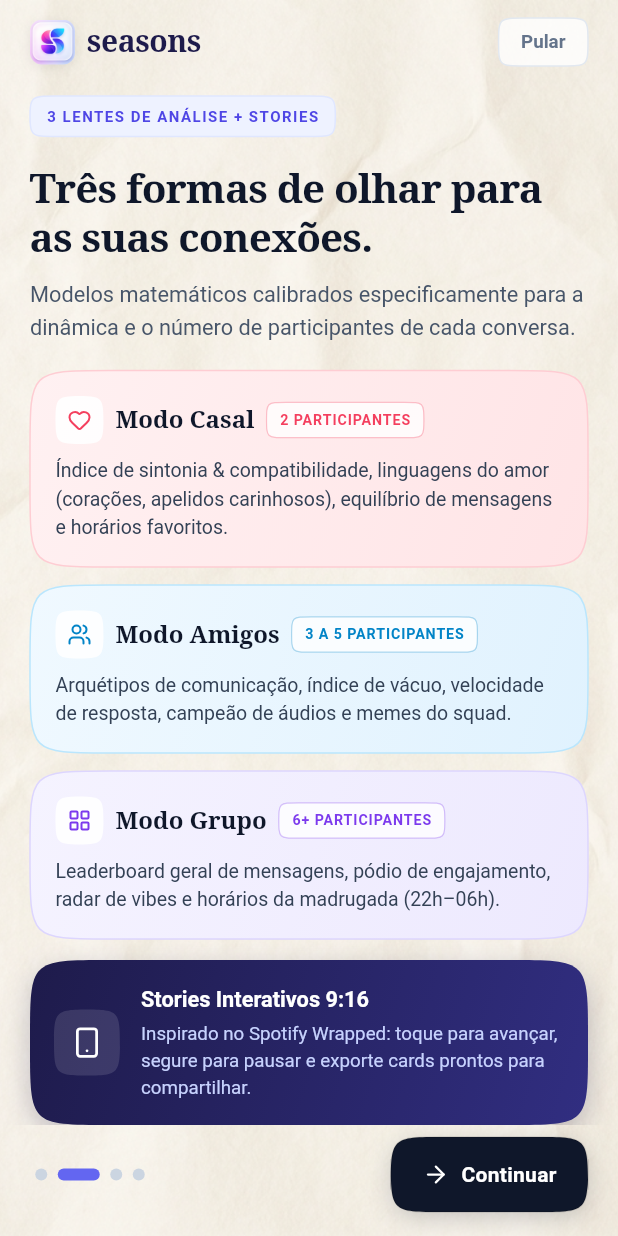
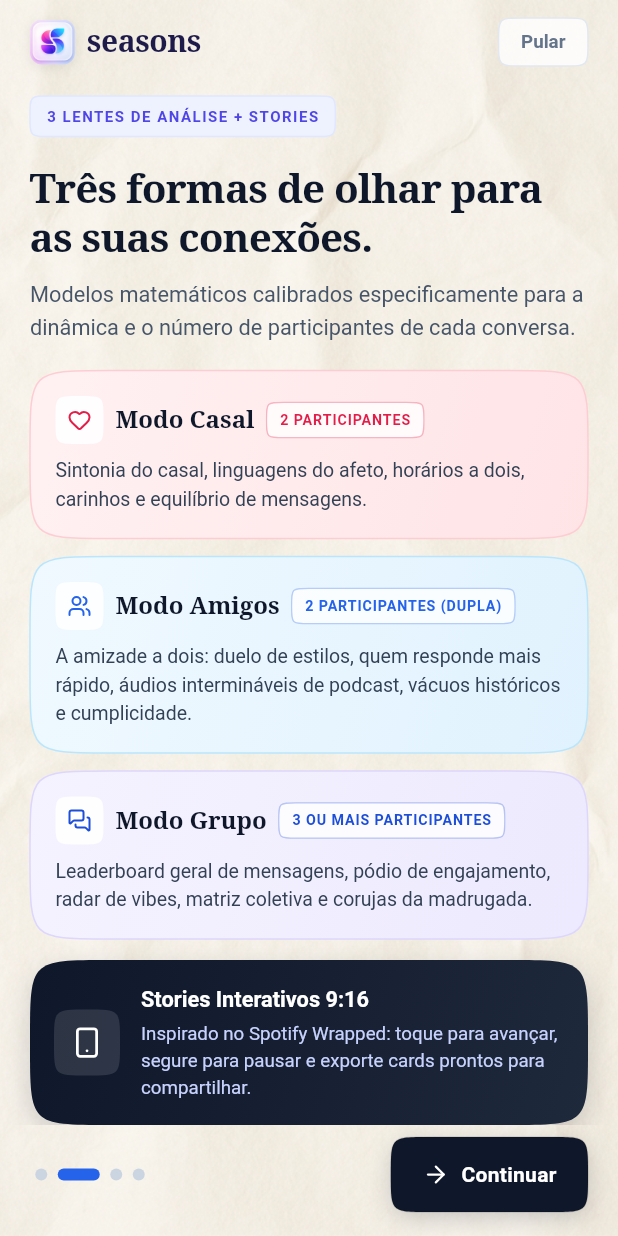
Before and after one commit to RiosWesley/Seasons, a Flutter app: the screen it shows after launch, swiped to page 2, on a phone screen of 412 x 824 dp. Run offline on Flutter 3.47's test engine with Material 3 defaults, Android fonts, the phone set to English and light mode, and no system bars; our stand-ins replace file_picker, flutter_animate, lucide_icons_flutter, share_plus, shared_preferences; missing offline and left inert: receive_sharing_intent.

Commit message:
fix(ui): eliminate tie-fighter vertical spikes in squircle borders and badges, and overhaul onboarding copy and palettes

```diff
--- a/lib/screens/dashboard_screen.dart
+++ b/lib/screens/dashboard_screen.dart
@@ -272,7 +272,10 @@ class DashboardScreen extends StatelessWidget {
                           MetricBadge(
                             label: modeName,
                             icon: modeIcon,
-                            isAccent: true,
+                            backgroundColor: isDark ? SwissColors.darkSurfaceSubdued : modeCardBg,
+                            borderColor: isDark ? SwissColors.darkBorder : modeBorder,
+                            textColor: modeAccent,
+                            iconColor: modeAccent,
                           ),
                           Text(
                             dateRange,
--- a/lib/screens/onboarding_screen.dart
+++ b/lib/screens/onboarding_screen.dart
@@ -438,7 +438,7 @@ class _OnboardingScreenState extends State<OnboardingScreen> {
                               padding: const EdgeInsets.symmetric(horizontal: 12, vertical: 8),
                               decoration: ShapeDecoration(
                                 gradient: const LinearGradient(
-                                  colors: [Color(0xFF6366F1), Color(0xFF4F46E5)],
+                                  colors: [Color(0xFF2563EB), Color(0xFF1D4ED8)],
                                 ),
                                 shape: SquircleBorder.radius(12),
                               ),
@@ -510,8 +510,8 @@ class _OnboardingScreenState extends State<OnboardingScreen> {
                 ),
                 _buildValuePropRow(
                   icon: LucideIcons.sparkles,
-                  iconColor: SwissColors.irisPrimary,
-                  bgColor: const Color(0xFFEEF2FF),
+                  iconColor: const Color(0xFF2563EB),
+                  bgColor: const Color(0xFFEFF6FF),
                   title: 'Análise Instantânea',
                   subtitle: 'Cálculos estatísticos processados em milissegundos localmente.',
                 ),
@@ -651,11 +651,11 @@ class _OnboardingScreenState extends State<OnboardingScreen> {
             title: 'Modo Casal',
             badgeText: '2 PARTICIPANTES',
             icon: LucideIcons.heart,
-            accentColor: const Color(0xFFF43F5E),
+            accentColor: const Color(0xFFE11D48),
             bgColors: const [Color(0xFFFFF1F2), Color(0xFFFFE4E6)],
             borderColor: const Color(0xFFFECDD3),
             description:
-                'Índice de sintonia & compatibilidade, linguagens do amor (corações, apelidos carinhosos), equilíbrio de mensagens e horários favoritos.',
+                'Sintonia do casal, linguagens do afeto, horários a dois, carinhos e equilíbrio de mensagens.',
           ),
 
           const SizedBox(height: 12),
@@ -663,13 +663,13 @@ class _OnboardingScreenState extends State<OnboardingScreen> {
           // Mode 2: Amigos Bento Card
           _buildModelCard(
             title: 'Modo Amigos',
-            badgeText: '3 A 5 PARTICIPANTES',
+            badgeText: '2 PARTICIPANTES (DUPLA)',
             icon: LucideIcons.users,
-            accentColor: const Color(0xFF0284C7),
+            accentColor: const Color(0xFF2563EB),
             bgColors: const [Color(0xFFF0F9FF), Color(0xFFE0F2FE)],
             borderColor: const Color(0xFFBAE6FD),
             description:
-                'Arquétipos de comunicação, índice de vácuo, velocidade de resposta, campeão de áudios e memes do squad.',
+                'A amizade a dois: duelo de estilos, quem responde mais rápido, áudios intermináveis de podcast, vácuos históricos e cumplicidade.',
           ),
 
           const SizedBox(height: 12),
@@ -677,13 +677,13 @@ class _OnboardingScreenState extends State<OnboardingScreen> {
           // Mode 3: Grupo Bento Card
           _buildModelCard(
             title: 'Modo Grupo',
-            badgeText: '6+ PARTICIPANTES',
-            icon: LucideIcons.layoutGrid,
-            accentColor: const Color(0xFF7C3AED),
+            badgeText: '3 OU MAIS PARTICIPANTES',
+            icon: LucideIcons.messagesSquare,
+            accentColor: const Color(0xFF1D4ED8),
             bgColors: const [Color(0xFFF5F3FF), Color(0xFFEDE9FE)],
             borderColor: const Color(0xFFDDD6FE),
             description:
-                'Leaderboard geral de mensagens, pódio de engajamento, radar de vibes e horários da madrugada (22h–06h).',
+                'Leaderboard geral de mensagens, pódio de engajamento, radar de vibes, matriz coletiva e corujas da madrugada.',
           ),
 
           const SizedBox(height: 14),
@@ -693,14 +693,14 @@ class _OnboardingScreenState extends State<OnboardingScreen> {
             padding: const EdgeInsets.all(16),
             decoration: ShapeDecoration(
               gradient: const LinearGradient(
-                colors: [Color(0xFF1E1B4B), Color(0xFF312E81)],
+                colors: [Color(0xFF0F172A), Color(0xFF1E293B)],
                 begin: Alignment.topLeft,
                 end: Alignment.bottomRight,
               ),
               shape: SquircleBorder.card(),
               shadows: [
                 BoxShadow(
-                  color: const Color(0xFF1E1B4B).withValues(alpha: 0.25),
+                  color: const Color(0xFF0F172A).withValues(alpha: 0.18),
                   blurRadius: 16,
                   offset: const Offset(0, 6),
                 ),
@@ -1195,11 +1195,11 @@ class _OnboardingScreenState extends State<OnboardingScreen> {
             decoration: ShapeDecoration(
               color: Colors.white,
               shape: SquircleBorder.card(
-                side: const BorderSide(color: Color(0xFFC7D2FE), width: 1.2),
+                side: const BorderSide(color: Color(0xFFA7F3D0), width: 1.2),
               ),
               shadows: [
                 BoxShadow(
-                  color: SwissColors.irisPrimary.withValues(alpha: 0.12),
+                  color: const Color(0xFF059669).withValues(alpha: 0.08),
                   blurRadius: 20,
                   offset: const Offset(0, 6),
                 ),
@@ -1214,14 +1214,14 @@ class _OnboardingScreenState extends State<OnboardingScreen> {
                     height: 58,
                     decoration: ShapeDecoration(
                       gradient: const LinearGradient(
-                        colors: [SwissColors.irisPrimary, SwissColors.violetSecondary],
+                        colors: [Color(0xFF059669), Color(0xFF10B981)],
                         begin: Alignment.topLeft,
                         end: Alignment.bottomRight,
                       ),
                       shape: SquircleBorder.radius(18),
                       shadows: [
                         BoxShadow(
-                          color: SwissColors.irisPrimary.withValues(alpha: 0.35),
+                          color: const Color(0xFF10B981).withValues(alpha: 0.35),
                           blurRadius: 16,
                           offset: const Offset(0, 5),
                         ),
@@ -1299,7 +1299,7 @@ class _OnboardingScreenState extends State<OnboardingScreen> {
             ),
             child: Row(
               children: const [
-                Icon(LucideIcons.plane, size: 18, color: Color(0xFF6366F1)),
+                Icon(LucideIcons.plane, size: 18, color: Color(0xFF059669)),
                 SizedBox(width: 10),
                 Expanded(
                   child: Text(
@@ -1332,11 +1332,11 @@ class _OnboardingScreenState extends State<OnboardingScreen> {
           width: 32,
           height: 32,
           decoration: ShapeDecoration(
-            color: const Color(0xFFEEF2FF),
+            color: const Color(0xFFECFDF5),
             shape: SquircleBorder.radius(8),
           ),
           child: Center(
-            child: Icon(icon, size: 16, color: SwissColors.irisPrimary),
+            child: Icon(icon, size: 16, color: const Color(0xFF059669)),
           ),
         ),
         const SizedBox(width: 10),
@@ -1443,7 +1443,7 @@ class _OnboardingScreenState extends State<OnboardingScreen> {
               width: isActive ? 28.0 : 8.0,
               height: 8.0,
               decoration: BoxDecoration(
-                color: isActive ? SwissColors.irisPrimary : const Color(0xFFCBD5E1),
+                color: isActive ? SwissColors.brandCobalt : const Color(0xFFCBD5E1),
                 borderRadius: BorderRadius.circular(4.0),
               ),
             ),
--- a/lib/theme/squircle_border.dart
+++ b/lib/theme/squircle_border.dart
@@ -1,7 +1,10 @@
+import 'dart:math' as math;
 import 'package:flutter/material.dart';
 
 /// Continuous squircle geometry helper adhering to G2 curvature continuity standards.
-/// Produces signature smooth corner transitions using Flutter's ContinuousRectangleBorder.
+/// Produces signature smooth corner transitions using a safe [ContinuousSquircleBorder]
+/// that inherits from Flutter's [ContinuousRectangleBorder] while strictly clamping
+/// radii to half the shortest side, preventing the famous "tie-fighter" vertical spike artifact.
 class SquircleBorder {
   SquircleBorder._();
 
@@ -12,34 +15,34 @@ class SquircleBorder {
   static const double pillRadius = 999.0;
 
   /// Continuous squircle shape with given [radius] and optional [side].
-  /// Flutter's ContinuousRectangleBorder uses an internal factor (~2.2 multiplier)
-  /// to approximate standard iOS/macOS continuous squircle curvature.
-  static ContinuousRectangleBorder radius(
+  /// Uses [ContinuousSquircleBorder] which guarantees zero border-projection spikes
+  /// regardless of small widget height or large radius.
+  static ContinuousSquircleBorder radius(
     double radius, {
     BorderSide side = BorderSide.none,
   }) {
-    return ContinuousRectangleBorder(
+    return ContinuousSquircleBorder(
       borderRadius: BorderRadius.circular(radius * 2.2),
       side: side,
     );
   }
 
   /// Card shape with standard 24.0dp continuous squircle radius.
-  static ContinuousRectangleBorder card({
+  static ContinuousSquircleBorder card({
     BorderSide side = BorderSide.none,
   }) {
     return radius(cardRadius, side: side);
   }
 
   /// Button shape with standard 16.0dp continuous squircle radius.
-  static ContinuousRectangleBorder button({
+  static ContinuousSquircleBorder button({
     BorderSide side = BorderSide.none,
   }) {
     return radius(buttonRadius, side: side);
   }
 
   /// Badge / chip shape with standard 12.0dp continuous squircle radius.
-  static ContinuousRectangleBorder badge({
+  static ContinuousSquircleBorder badge({
     BorderSide side = BorderSide.none,
   }) {
     return radius(badgeRadius, side: side);
@@ -49,7 +52,7 @@ class SquircleBorder {
   static ShapeBorder pill({
     BorderSide side = BorderSide.none,
   }) {
-    return const StadiumBorder();
+    return StadiumBorder(side: side);
   }
 
   /// Generates a ShapeDecoration with continuous squircle curvature.
@@ -64,3 +67,85 @@ class SquircleBorder {
     );
   }
 }
+
+/// A robust subclass of [ContinuousRectangleBorder] that prevents self-intersecting
+/// cubic bezier loops and vertical / horizontal spike artifacts when corner radius
+/// approaches or exceeds the element dimensions (e.g. small badges, chips, or pills).
+class ContinuousSquircleBorder extends ContinuousRectangleBorder {
+  const ContinuousSquircleBorder({
+    super.side,
+    super.borderRadius = BorderRadius.zero,
+  });
+
+  Path _getSquirclePath(RRect rrect) {
+    final double left = rrect.left;
+    final double right = rrect.right;
+    final double top = rrect.top;
+    final double bottom = rrect.bottom;
+
+    if (rrect.width <= 0 || rrect.height <= 0) {
+      return Path()..addRect(rrect.outerRect);
+    }
+
+    // Critical fix: Clamp radius to half of width and height so bezier control points
+    // never cross each other or draw backwards, preventing vertical spikes / tie-fighter lines.
+    final double maxRadius = math.min(rrect.width / 2.0, rrect.height / 2.0);
+
+    final double tl = math.max(0.0, math.min(rrect.tlRadiusX, maxRadius));
+    final double tr = math.max(0.0, math.min(rrect.trRadiusX, maxRadius));
+    final double br = math.max(0.0, math.min(rrect.brRadiusX, maxRadius));
+    final double bl = math.max(0.0, math.min(rrect.blRadiusX, maxRadius));
+
+    return Path()
+      ..moveTo(left, top + tl)
+      ..cubicTo(left, top, left, top, left + tl, top)
+      ..lineTo(right - tr, top)
+      ..cubicTo(right, top, right, top, right, top + tr)
+      ..lineTo(right, bottom - br)
+      ..cubicTo(right, bottom, right, bottom, right - br, bottom)
+      ..lineTo(left + bl, bottom)
+      ..cubicTo(left, bottom, left, bottom, left, bottom - bl)
+      ..close();
+  }
+
+  @override
+  Path getInnerPath(Rect rect, {TextDirection? textDirection}) {
+    final resolved = borderRadius.resolve(textDirection);
+    final rrect = resolved.toRRect(rect).deflate(side.width);
+    return _getSquirclePath(rrect);
+  }
+
+  @override
+  Path getOuterPath(Rect rect, {TextDirection? textDirection}) {
+    final resolved = borderRadius.resolve(textDirection);
+    final rrect = resolved.toRRect(rect);
+    return _getSquirclePath(rrect);
+  }
+
+  @override
+  ContinuousSquircleBorder copyWith({BorderSide? side, BorderRadiusGeometry? borderRadius}) {
+    return ContinuousSquircleBorder(
+      side: side ?? this.side,
+      borderRadius: borderRadius ?? this.borderRadius,
+    );
+  }
+
+  @override
+  ShapeBorder scale(double t) {
+    return ContinuousSquircleBorder(
+      side: side.scale(t),
+      borderRadius: borderRadius * t,
+    );
+  }
+
+  @override
+  void paint(Canvas canvas, Rect rect, {TextDirection? textDirection}) {
+    if (rect.isEmpty) return;
+    switch (side.style) {
+      case BorderStyle.none:
+        break;
+      case BorderStyle.solid:
+        canvas.drawPath(getOuterPath(rect, textDirection: textDirection), side.toPaint());
+    }
+  }
+}
```
